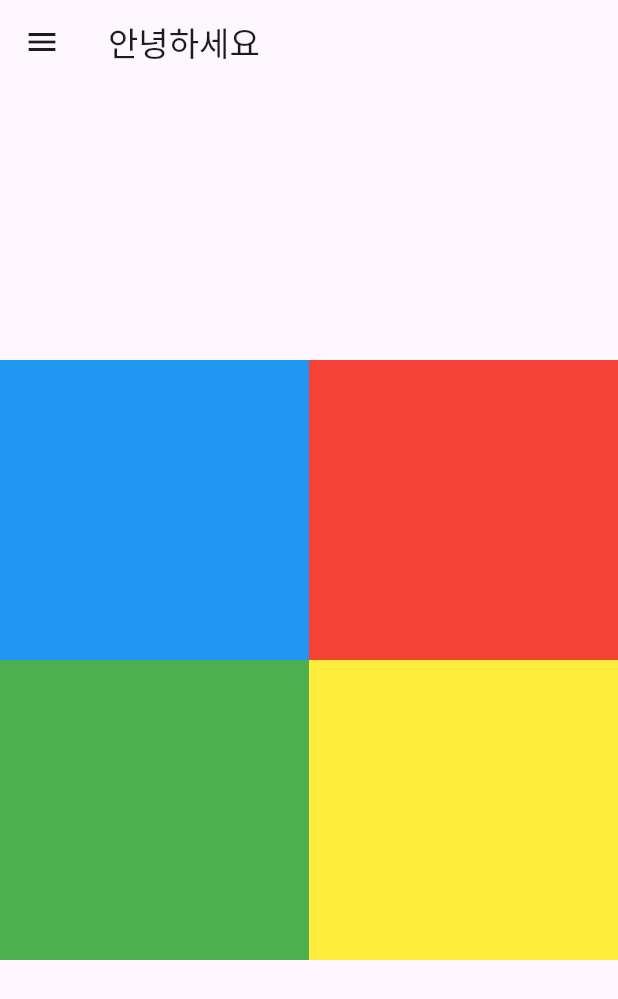
After one commit to MKY1700/flutter, a Flutter app: the screen it shows after launch, on a phone screen of 412 x 824 dp. The commit adds this screen. Shown: the top 999 px of the screen. Run offline on Flutter 3.47's test engine with Material 3 defaults, Android fonts, the light colour scheme and no system bars.

Commit message:
코드 정리

```diff
--- /dev/null
+++ b/lib/layout_page.dart
@@ -0,0 +1,60 @@
+import 'package:flutter/material.dart';
+
+import 'drawer.dart';
+
+class LayoutPage extends StatefulWidget {
+  const LayoutPage({super.key});
+
+  @override
+  State<LayoutPage> createState() => _LayoutPageState();
+}
+
+class _LayoutPageState extends State<LayoutPage> {
+  @override
+  Widget build(BuildContext context) {
+    return Scaffold(
+      appBar: AppBar(
+        title: const Text("안녕하세요"),
+      ),
+      drawer: const MyDrawer(),
+      body: Container(
+        alignment: Alignment.center,
+        child: Column(
+          mainAxisAlignment: MainAxisAlignment.center,
+          children: [
+            Row(
+              mainAxisAlignment: MainAxisAlignment.center,
+              children: [
+                Container(
+                  width: MediaQuery.of(context).size.width / 2,
+                  height: 200,
+                  color: Colors.blue,
+                ),
+                Container(
+                  width: MediaQuery.of(context).size.width / 2,
+                  height: 200,
+                  color: Colors.red,
+                )
+              ],
+            ),
+            Row(
+              mainAxisAlignment: MainAxisAlignment.center,
+              children: [
+                Container(
+                  width: MediaQuery.of(context).size.width / 2,
+                  height: 200,
+                  color: Colors.green,
+                ),
+                Container(
+                  width: MediaQuery.of(context).size.width / 2,
+                  height: 200,
+                  color: Colors.yellow,
+                )
+              ],
+            ),
+          ],
+        ),
+      ),
+    );
+  }
+}
```
Also changed, not shown: lib/button_page.dart (added, +43 -0 lines), lib/drawer.dart (+12 -3 lines), lib/main.dart (+4 -58 lines).
